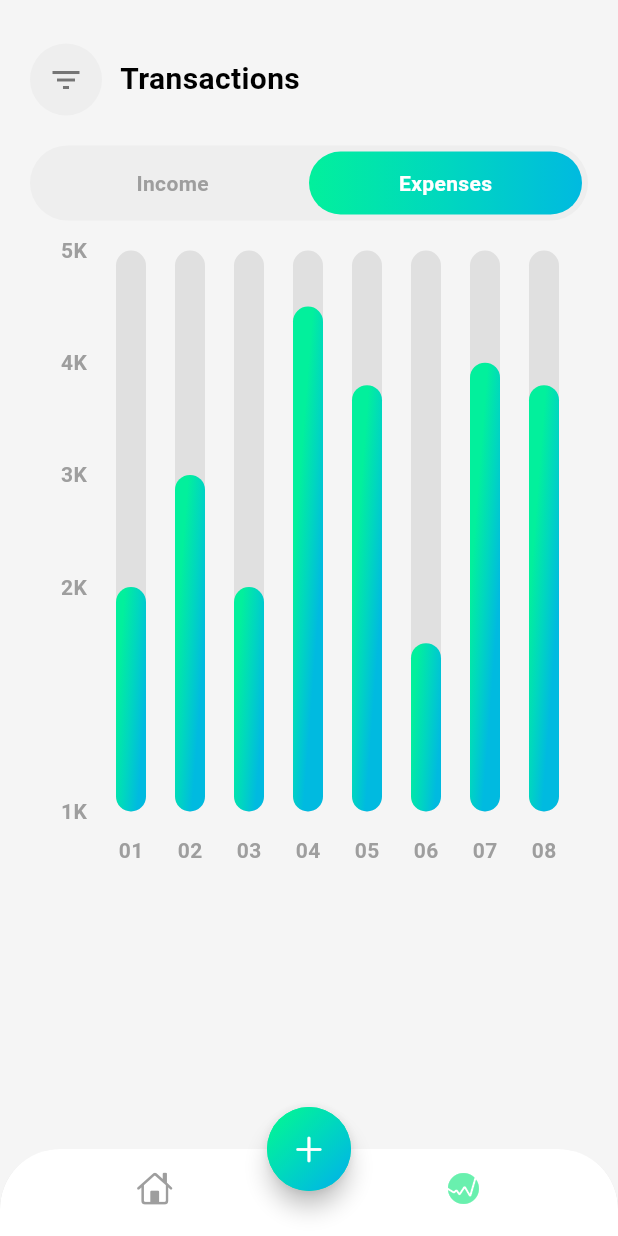
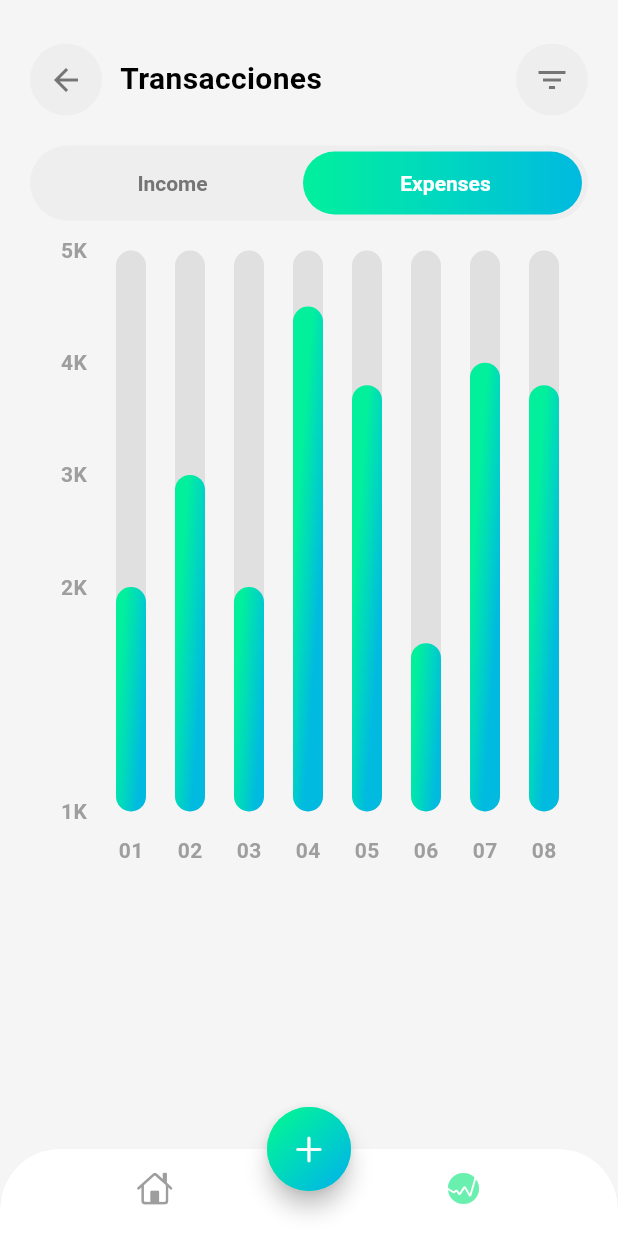
Before and after one commit to vflrsm/FinTrack, a Flutter app: the screen it shows after launch, item 2 of the bottom bar chosen, on a phone screen of 412 x 824 dp. Run offline on Flutter 3.47's test engine with Material 3 defaults, Android fonts, the light colour scheme and no system bars; drawn by our look-alikes of fl_chart; our stand-ins replace flutter_colorpicker.

Commit message:
graph screen updated: filter date and pop button

```diff
--- a/lib/screens/home/Stats/stats.dart
+++ b/lib/screens/home/Stats/stats.dart
@@ -1,5 +1,6 @@
 // import 'package:fintrack/screens/home/Stats/chart.dart';
 import 'package:fintrack/screens/home/Stats/chart.dart';
+import 'package:fintrack/screens/home/views/homescreen.dart';
 import 'package:flutter/material.dart';
 
 class StatsScreen extends StatefulWidget {
@@ -10,6 +11,8 @@ class StatsScreen extends StatefulWidget {
 }
 
 class _StatsScreenState extends State<StatsScreen> {
+  bool showBottomNav =
+      true; // Estado para mostrar/ocultar el BottomNavigationBar
   String selected = 'Expenses'; // Estado para el toggle
 
   @override
@@ -25,8 +28,41 @@ class _StatsScreenState extends State<StatsScreen> {
               width: 20,
             ),
             Row(
-              mainAxisAlignment: MainAxisAlignment.start,
+              mainAxisAlignment: MainAxisAlignment.spaceBetween,
+              crossAxisAlignment: CrossAxisAlignment.center,
               children: [
+                // Botón de atrás + título
+                Row(
+                  children: [
+                    Container(
+                      decoration: BoxDecoration(
+                        color: Colors.grey.shade200,
+                        borderRadius: BorderRadius.circular(30),
+                      ),
+                      child: IconButton(
+                        icon: const Icon(Icons.arrow_back),
+                        color: Colors.grey.shade600,
+                        onPressed: () {
+                          Navigator.push(
+                            context,
+                            MaterialPageRoute(
+                                builder: (context) => const HomeScreen()),
+                          );
+                        },
+                      ),
+                    ),
+                    const SizedBox(width: 12),
+                    const Text(
+                      'Transacciones',
+                      style: TextStyle(
+                        fontWeight: FontWeight.bold,
+                        fontSize: 20,
+                      ),
+                    ),
+                  ],
+                ),
+
+                // Botón de filtro
                 Container(
                   decoration: BoxDecoration(
                     color: Colors.grey.shade200,
@@ -43,25 +79,14 @@ class _StatsScreenState extends State<StatsScreen> {
                           end: DateTime.now(),
                         ),
                       );
-
                       if (picked != null) {
-                        // Use picked.start and picked.end to filter your data
                         // ignore: avoid_print
                         print(
                             'Selected range: ${picked.start} - ${picked.end}');
-                        // Apply filtering logic to your chart or transaction list
                       }
                     },
-                    icon: const Icon(Icons.filter_list),
+                    icon: const Icon(Icons.filter_list_outlined),
                     color: Colors.grey.shade600,
-                  ),
-                ),
-                SizedBox(height: 16, width: 12),
-                Text(
-                  'Transactions',
-                  style: TextStyle(
-                    fontWeight: FontWeight.bold,
-                    fontSize: 20,
                   ),
                 ),
               ],
@@ -74,37 +99,51 @@ class _StatsScreenState extends State<StatsScreen> {
                 color: Colors.grey.shade200,
                 borderRadius: BorderRadius.circular(30),
               ),
-              child: Row(
+              child: Stack(
+                children: [
+                  AnimatedAlign(
+                    duration: Duration(milliseconds: 300),
+                    curve: Curves.easeInOut,
+                    alignment: selected == 'Income'
+                        ? Alignment.centerLeft
+                        : Alignment.centerRight,
+                    child: Container(
+                      width: MediaQuery.of(context).size.width * 0.5 -
+                          20, // ajusta al tamaño
+                      decoration: BoxDecoration(
+                        gradient: LinearGradient(colors: [
+                          Theme.of(context).colorScheme.primary,
+                          Theme.of(context).colorScheme.secondary,
+                          Theme.of(context).colorScheme.tertiary,
+                        ]),
+                        borderRadius: BorderRadius.circular(25),
+                      ),
+                    ),
+                  ),
+                  Row(
                     children: ['Income', 'Expenses'].map((type) {
                       final isSelected = selected == type;
                       return Expanded(
                         child: GestureDetector(
                           onTap: () => setState(() => selected = type),
-                      child: AnimatedContainer(
-                        duration: const Duration(milliseconds: 300),
-                        decoration: BoxDecoration(
-                          gradient: isSelected
-                              ? LinearGradient(colors: [
-                                  Theme.of(context).colorScheme.primary,
-                                  Theme.of(context).colorScheme.secondary,
-                                  Theme.of(context).colorScheme.tertiary,
-                                ])
-                              : null,
-                          color: isSelected ? null : Colors.transparent,
-                          borderRadius: BorderRadius.circular(25),
-                        ),
+                          child: Container(
                             alignment: Alignment.center,
-                        child: Text(
-                          type,
+                            child: AnimatedDefaultTextStyle(
+                              duration: Duration(milliseconds: 300),
                               style: TextStyle(
-                            color: isSelected ? Colors.white : Colors.grey,
+                                color: isSelected
+                                    ? Colors.white
+                                    : Colors.grey.shade600,
                                 fontWeight: FontWeight.w600,
                               ),
+                              child: Text(type),
                             ),
                           ),
                         ),
                       );
                     }).toList(),
+                  ),
+                ],
               ),
             ),
             const SizedBox(height: 20),
--- a/lib/screens/home/views/main_screen.dart
+++ b/lib/screens/home/views/main_screen.dart
@@ -220,7 +220,7 @@ class MainScreen extends StatelessWidget {
                     Navigator.push(
                         context,
                         MaterialPageRoute(
-                            builder: (context) => transaccionesPage()));
+                            builder: (context) => TransaccionesPage()));
                   },
                   child: Text(
                     'Ver todas',
--- a/lib/screens/home/views/transacciones_page.dart
+++ b/lib/screens/home/views/transacciones_page.dart
@@ -1,9 +1,13 @@
 import 'package:flutter/material.dart';
 
-// ignore: camel_case_types
-class transaccionesPage extends StatelessWidget {
-  const transaccionesPage({super.key});
+class TransaccionesPage extends StatefulWidget {
+  const TransaccionesPage({super.key});
 
+  @override
+  State<TransaccionesPage> createState() => TransaccionesPageState();
+}
+
+class TransaccionesPageState extends State<TransaccionesPage> {
   @override
   Widget build(BuildContext context) {
     return Scaffold(
@@ -12,7 +16,10 @@ class transaccionesPage extends StatelessWidget {
         centerTitle: true,
       ),
       body: const Center(
-        child: Text('Transaccions Page'),
+        child: Column(
+          mainAxisAlignment: MainAxisAlignment.center,
+          children: [],
+        ),
       ),
     );
   }
```
Lines whose indentation alone changed are shown as unchanged.
